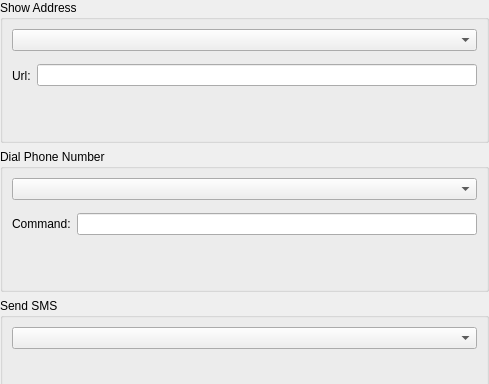
Before: the Qt Designer form kcm/akonadicontactactions.ui in KDE/akonadi-contacts, drawn with Qt 5; both pictures show x 0 to 489 and y 0 to 384 of the 489 by 584 pixel window.
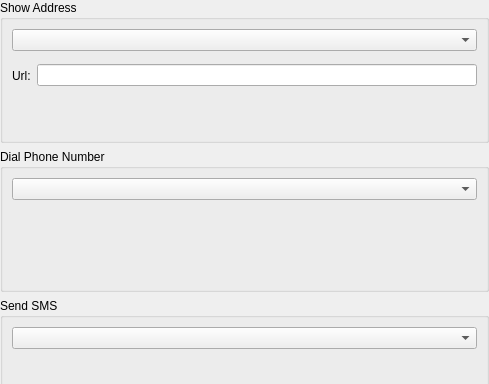
After: the same form once the commit is applied. The open tabs and pages were chosen to show the change. Custom widgets are drawn as their Qt base class.

The edit to the form file:
```diff
--- a/kcm/akonadicontactactions.ui
+++ b/kcm/akonadicontactactions.ui
@@ -164,39 +164,6 @@
           </item>
          </layout>
         </widget>
-        <widget class="QWidget" name="page_9">
-         <layout class="QGridLayout" name="gridLayout">
-          <property name="leftMargin">
-           <number>0</number>
-          </property>
-          <property name="topMargin">
-           <number>0</number>
-          </property>
-          <property name="rightMargin">
-           <number>0</number>
-          </property>
-          <property name="bottomMargin">
-           <number>0</number>
-          </property>
-          <property name="horizontalSpacing">
-           <number>6</number>
-          </property>
-          <property name="verticalSpacing">
-           <number>0</number>
-          </property>
-          <item row="0" column="0">
-           <widget class="QLabel" name="label">
-            <property name="text">
-             <string>Command:</string>
-            </property>
-           </widget>
-          </item>
-          <item row="0" column="1">
-           <widget class="KLineEdit" name="kcfg_KdeconnectCommand"/>
-          </item>
-         </layout>
-        </widget>
-        <widget class="QWidget" name="page_7"/>
        </widget>
       </item>
       <item>
```
Left out of the diff: 4 changed lines with no effect on the pictures.
